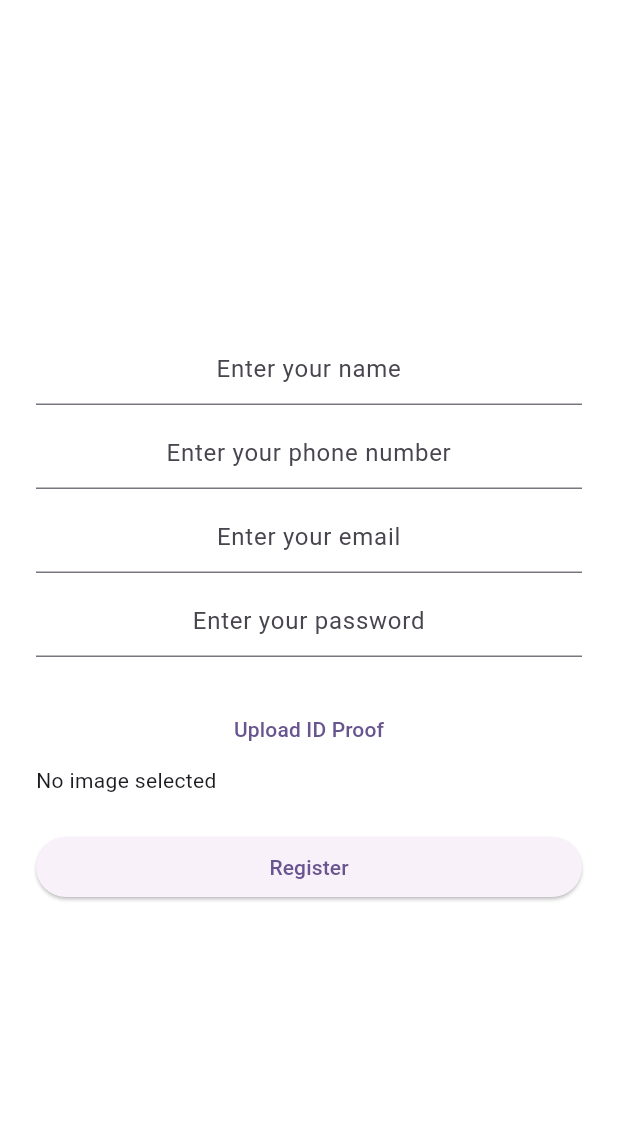
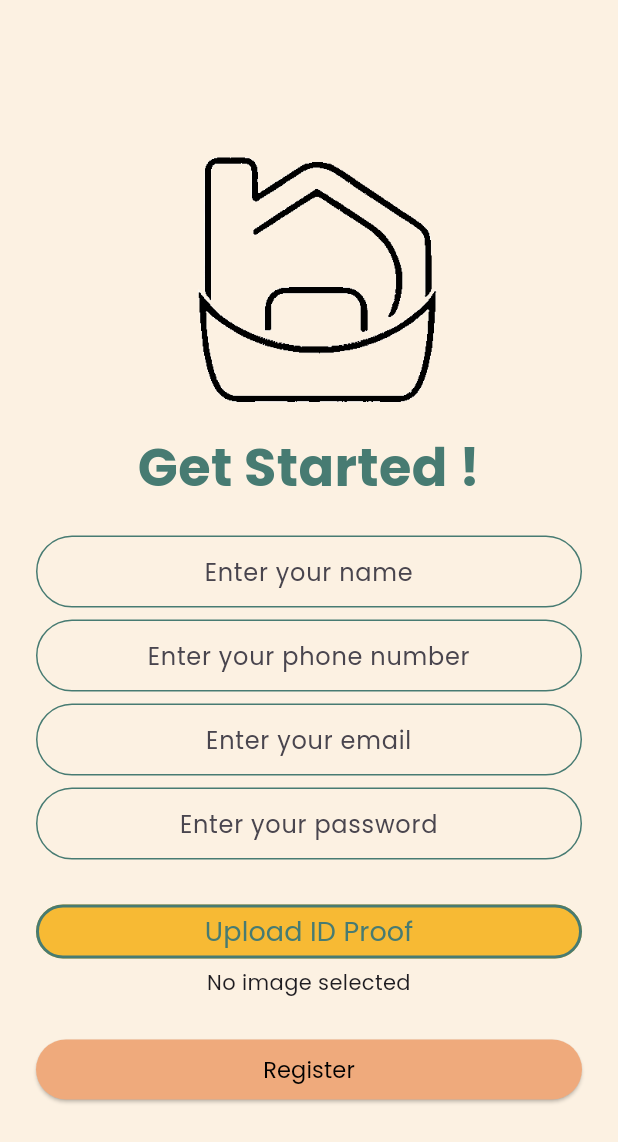
Before and after one commit to imakhxl/HelporaV1, a Flutter app: the RegistrationScreen screen opened by its route, on a phone screen of 412 x 824 dp. Shown: the top 1142 px of the screen. Run offline on Flutter 3.47's test engine with Material 3 defaults, Android fonts, the phone set to English and light mode, and no system bars; drawn by our look-alikes of modal_progress_hud_nsn; our stand-ins replace animated_text_kit, cloud_firestore, firebase_auth, firebase_core, firebase_storage, gap and 1 more; accounts and stored records are empty.

Commit message:
modified registration page and fixed a few bugs

```diff
--- a/lib/constants.dart
+++ b/lib/constants.dart
@@ -6,6 +6,7 @@ const kColor3 = Color(0xFFEFAA7C);
 const kColor4 = Color(0xFFFCF1E2);
 
 const kTextPoppins = TextStyle(fontFamily: "Poppins");
+const kText1 = TextStyle(fontFamily: "Poppins", fontSize: 18, color: kColor1, fontWeight: FontWeight.w500);
 
 const kTextFieldDecoration = InputDecoration(
   hintText: '',
--- a/lib/rounded_button.dart
+++ b/lib/rounded_button.dart
@@ -1,4 +1,5 @@
 import 'package:flutter/material.dart';
+import 'package:helpora_v1/constants.dart';
 
 class RoundedButton extends StatelessWidget {
   RoundedButton({this.colour, this.title, this.onPressed});
@@ -19,7 +20,7 @@ class RoundedButton extends StatelessWidget {
           minWidth: 200.0,
           height: 42.0,
           child: Text(
-            title!,
+            title!, style: TextStyle(fontFamily: "Poppins"),
           ),
         ),
       ),
--- a/lib/screens/registration_screen.dart
+++ b/lib/screens/registration_screen.dart
@@ -1,10 +1,12 @@
-import 'dart:typed_data';
 import 'dart:io'; // For File class
+import 'dart:ui';
 
 import 'package:flutter/material.dart';
 import 'package:firebase_auth/firebase_auth.dart';
 import 'package:cloud_firestore/cloud_firestore.dart';
 import 'package:firebase_storage/firebase_storage.dart'; // For Firebase Storage
+import 'package:gap/gap.dart';
+import 'package:helpora_v1/constants.dart';
 import 'package:image_picker/image_picker.dart';
 import 'package:modal_progress_hud_nsn/modal_progress_hud_nsn.dart';
 
@@ -52,9 +54,7 @@ class _RegistrationScreenState extends State<RegistrationScreen> {
   Future<String?> _uploadImage(File image) async {
     try {
       String fileName = 'idproofs/${DateTime.now().millisecondsSinceEpoch}.png';
-      Reference ref = FirebaseStorage.instance
-          .ref()
-          .child(fileName);
+      Reference ref = FirebaseStorage.instance.ref().child(fileName);
 
       UploadTask uploadTask = ref.putFile(image);
 
@@ -81,7 +81,8 @@ class _RegistrationScreenState extends State<RegistrationScreen> {
                 title: Text('Choose from gallery'),
                 onTap: () async {
                   Navigator.of(context).pop();
-                  final pickedFile = await _picker.pickImage(source: ImageSource.gallery);
+                  final pickedFile =
+                      await _picker.pickImage(source: ImageSource.gallery);
                   setState(() {
                     _idProofImage = File(pickedFile!.path);
                   });
@@ -92,7 +93,8 @@ class _RegistrationScreenState extends State<RegistrationScreen> {
                 title: Text('Take a photo'),
                 onTap: () async {
                   Navigator.of(context).pop();
-                  final pickedFile = await _picker.pickImage(source: ImageSource.camera);
+                  final pickedFile =
+                      await _picker.pickImage(source: ImageSource.camera);
                   setState(() {
                     _idProofImage = File(pickedFile!.path);
                   });
@@ -108,7 +110,7 @@ class _RegistrationScreenState extends State<RegistrationScreen> {
   @override
   Widget build(BuildContext context) {
     return Scaffold(
-      backgroundColor: Colors.white,
+      backgroundColor: kColor4,
       body: ModalProgressHUD(
         inAsyncCall: showSpinner,
         child: Padding(
@@ -117,28 +119,53 @@ class _RegistrationScreenState extends State<RegistrationScreen> {
             mainAxisAlignment: MainAxisAlignment.center,
             crossAxisAlignment: CrossAxisAlignment.stretch,
             children: [
+              Flexible(
+                child: Hero(
+                  tag: 'logo',
+                  child: Container(
+                    height: 200.0,
+                    child: Image.asset('images/logo.png'),
+                  ),
+                ),
+              ),
+              Text(
+                "Get Started !",textAlign: TextAlign.center,
+                style: TextStyle(
+                  fontSize: 35.0,
+                  fontWeight: FontWeight.w700,
+                  color: kColor1,
+                  fontFamily: "Poppins",
+                ),
+              ),
+              const Gap(20),
               TextField(
+                keyboardType: TextInputType.name,
                 textAlign: TextAlign.center,
                 onChanged: (value) {
                   name = value;
                 },
-                decoration: InputDecoration(hintText: "Enter your name"),
+                decoration:
+                kTextFieldDecoration.copyWith(hintText: "Enter your name"),
               ),
               const SizedBox(height: 8.0),
               TextField(
+                keyboardType: TextInputType.phone,
                 textAlign: TextAlign.center,
                 onChanged: (value) {
                   phoneNumber = value;
                 },
-                decoration: InputDecoration(hintText: "Enter your phone number"),
+                decoration:
+                kTextFieldDecoration.copyWith(hintText: "Enter your phone number"),
               ),
               const SizedBox(height: 8.0),
               TextField(
+                keyboardType: TextInputType.emailAddress,
                 textAlign: TextAlign.center,
                 onChanged: (value) {
                   email = value;
                 },
-                decoration: InputDecoration(hintText: "Enter your email"),
+                decoration:
+                kTextFieldDecoration.copyWith(hintText: "Enter your email"),
               ),
               const SizedBox(height: 8.0),
               TextField(
@@ -147,24 +174,40 @@ class _RegistrationScreenState extends State<RegistrationScreen> {
                 onChanged: (value) {
                   password = value;
                 },
-                decoration: InputDecoration(hintText: "Enter your password"),
+                decoration: kTextFieldDecoration.copyWith(
+                    hintText: "Enter your password"),
               ),
               const SizedBox(height: 24.0),
 
               // ID Proof Upload Button
               TextButton(
+                style: TextButton.styleFrom(
+                  minimumSize: Size(50, 20),
+                  foregroundColor: Colors.black,
+                  backgroundColor: kColor2,
+                  side: BorderSide(
+                    color: kColor1,
+                    width: 2,
+                    style: BorderStyle.solid,
+                  ),
+                  padding: EdgeInsets.all(5.0),
+                ),
                 onPressed: _pickImage,
-                child: Text('Upload ID Proof'),
+                child: Text('Upload ID Proof', style: kText1.copyWith(fontWeight: FontWeight.w500),),
               ),
 
               // Show uploaded image preview (optional)
               _idProofImage != null
                   ? Image.file(_idProofImage!)
-                  : Text("No image selected"),
+                  : Text("No image selected", textAlign: TextAlign.center,style: kTextPoppins,),
 
               const SizedBox(height: 24.0),
 
               ElevatedButton(
+                style: ButtonStyle(
+                  backgroundColor: MaterialStateProperty.all<Color>(Color(0xFFEFAA7C)),
+
+                ),
                 onPressed: () async {
                   setState(() {
                     showSpinner = true;
@@ -172,7 +215,8 @@ class _RegistrationScreenState extends State<RegistrationScreen> {
 
                   if (validateFields()) {
                     try {
-                      final newUser = await _auth.createUserWithEmailAndPassword(
+                      final newUser =
+                          await _auth.createUserWithEmailAndPassword(
                         email: email!,
                         password: password!,
                       );
@@ -185,7 +229,10 @@ class _RegistrationScreenState extends State<RegistrationScreen> {
                         }
 
                         // Store additional user details in Firestore
-                        await _firestore.collection('users').doc(newUser.user!.uid).set({
+                        await _firestore
+                            .collection('users')
+                            .doc(newUser.user!.uid)
+                            .set({
                           'name': name,
                           'email': email,
                           'phoneNumber': phoneNumber,
@@ -196,13 +243,17 @@ class _RegistrationScreenState extends State<RegistrationScreen> {
 
                         Navigator.pushReplacement(
                           context,
-                          MaterialPageRoute(builder: (context) => HomePage(userId: newUser.user!.uid)),
+                          MaterialPageRoute(
+                              builder: (context) =>
+                                  HomePage(userId: newUser.user!.uid)),
                         );
                       }
                     } catch (e) {
                       print(e);
                       ScaffoldMessenger.of(context).showSnackBar(
-                        SnackBar(content: Text('Error: Unable to create user. Please try again.')),
+                        SnackBar(
+                            content: Text(
+                                'Error: Unable to create user. Please try again.')),
                       );
                     } finally {
                       setState(() {
@@ -214,11 +265,12 @@ class _RegistrationScreenState extends State<RegistrationScreen> {
                       showSpinner = false;
                     });
                     ScaffoldMessenger.of(context).showSnackBar(
-                      SnackBar(content: Text('Please enter valid information.')),
+                      SnackBar(
+                          content: Text('Please enter valid information.')),
                     );
                   }
                 },
-                child: Text('Register'),
+                child: Text('Register',style: TextStyle(fontFamily: "Poppins",color: Colors.black, fontSize: 15),),
               ),
             ],
           ),
```
Also changed, not shown: lib/screens/profile.dart (+12 -33 lines).
